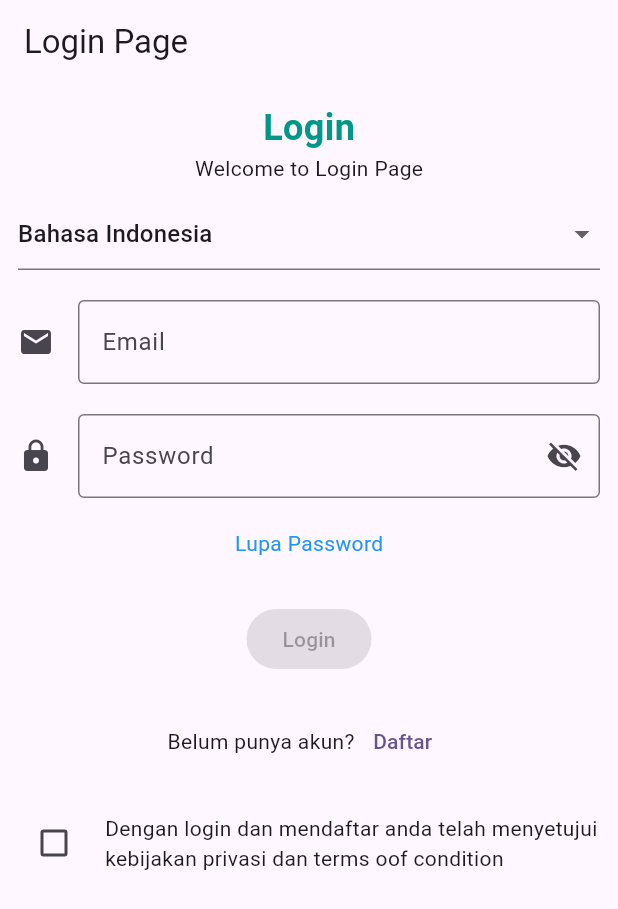
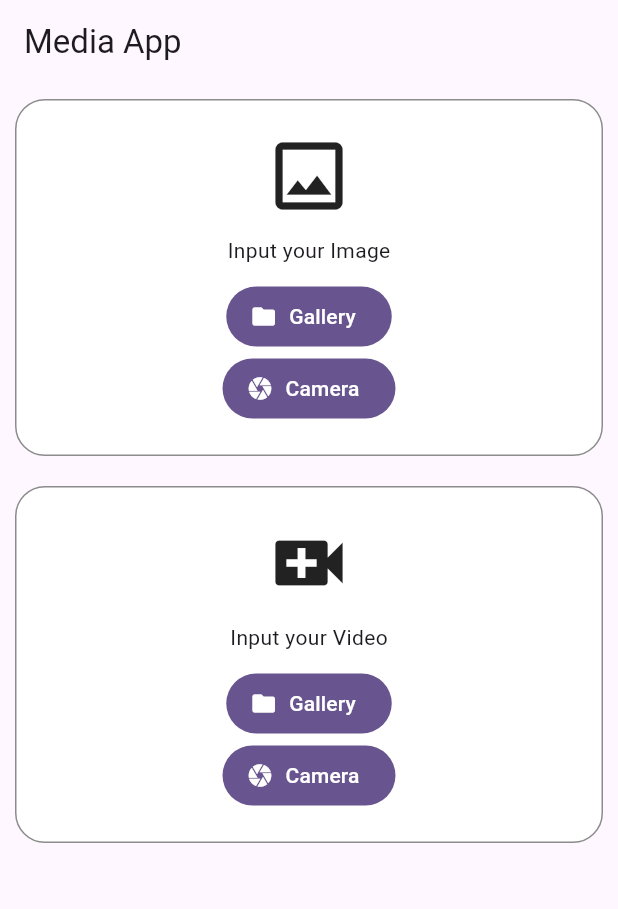
Before and after one commit to ziesazies/myskill_learn_flutter, a Flutter app: the screen it shows after launch, on a phone screen of 412 x 824 dp. Shown: the top 909 px of the screen. Run offline on Flutter 3.47's test engine with Material 3 defaults, Android fonts, the phone set to English and light mode, and no system bars; our stand-ins replace eva_icons_flutter, flutter_riverpod, google_fonts, sqflite; accounts and stored records are empty.

Commit message:
add media integration page

```diff
--- a/lib/main.dart
+++ b/lib/main.dart
@@ -1,5 +1,7 @@
 import 'package:flutter/material.dart';
 import 'package:flutter_riverpod/flutter_riverpod.dart';
+import 'package:myskill_learn_fllutter/pages/media_integration_page.dart';
+import 'package:myskill_learn_fllutter/pages/todo_page.dart';
 import 'package:provider/provider.dart' as provider;
 import 'package:myskill_learn_fllutter/models/counter_model.dart';
 import 'package:myskill_learn_fllutter/pages/counting_page.dart';
@@ -30,7 +32,9 @@ class MyApp extends StatelessWidget {
           colorScheme: ColorScheme.fromSeed(seedColor: Colors.deepPurple),
         ),
         routes: {
-          '/': (context) => const LoginPage(),
+          '/': (context) => const MediaIntegrationPage(),
+          // '/': (context) => const TodoPage(),
+          // '/': (context) => const LoginPage(),
           // '/': (context) => const CountingPage(),
           // '/second':
           //     (context) =>
--- /dev/null
+++ b/lib/pages/media_integration_page.dart
@@ -0,0 +1,62 @@
+import 'package:flutter/material.dart';
+
+class MediaIntegrationPage extends StatefulWidget {
+  const MediaIntegrationPage({super.key});
+
+  @override
+  State<MediaIntegrationPage> createState() => _MediaIntegrationPageState();
+}
+
+class _MediaIntegrationPageState extends State<MediaIntegrationPage> {
+  @override
+  Widget build(BuildContext context) {
+    return Scaffold(
+      appBar: AppBar(title: Text('Media App')),
+      body: Column(
+        children: [
+          CardMedia(iconData: Icons.image_outlined, isVideo: false),
+          CardMedia(iconData: Icons.video_call, isVideo: true),
+        ],
+      ),
+    );
+  }
+}
+
+class CardMedia extends StatelessWidget {
+  const CardMedia({super.key, required this.iconData, required this.isVideo});
+
+  final IconData iconData;
+  final bool isVideo;
+
+  @override
+  Widget build(BuildContext context) {
+    return Container(
+      width: double.infinity,
+      padding: EdgeInsets.all(20),
+      margin: EdgeInsets.all(10),
+      decoration: BoxDecoration(
+        color: Colors.white,
+        border: Border.all(color: Colors.black45),
+        borderRadius: BorderRadius.circular(20),
+      ),
+      child: Column(
+        children: [
+          Icon(iconData, size: 60),
+          SizedBox(height: 10),
+          Text('Input your ${isVideo ? 'Video' : 'Image'}'),
+          SizedBox(height: 10),
+          FilledButton.icon(
+            icon: Icon(Icons.folder),
+            onPressed: () {},
+            label: Text('Gallery'),
+          ),
+          FilledButton.icon(
+            icon: Icon(Icons.camera),
+            onPressed: () {},
+            label: Text('Camera'),
+          ),
+        ],
+      ),
+    );
+  }
+}
--- a/pubspec.yaml
+++ b/pubspec.yaml
@@ -38,6 +38,8 @@ dependencies:
   eva_icons_flutter: ^3.1.0
   provider:
   flutter_riverpod:
+  sqflite: ^2.0.0+4
+  path:
 
 dev_dependencies:
   flutter_test:
```
Also changed, not shown: lib/helpers/database_helper.dart (added, +37 -0 lines), lib/models/task_model.dart (added, +37 -0 lines), lib/pages/todo_page.dart (added, +21 -0 lines), pubspec.lock, 1 other file.
